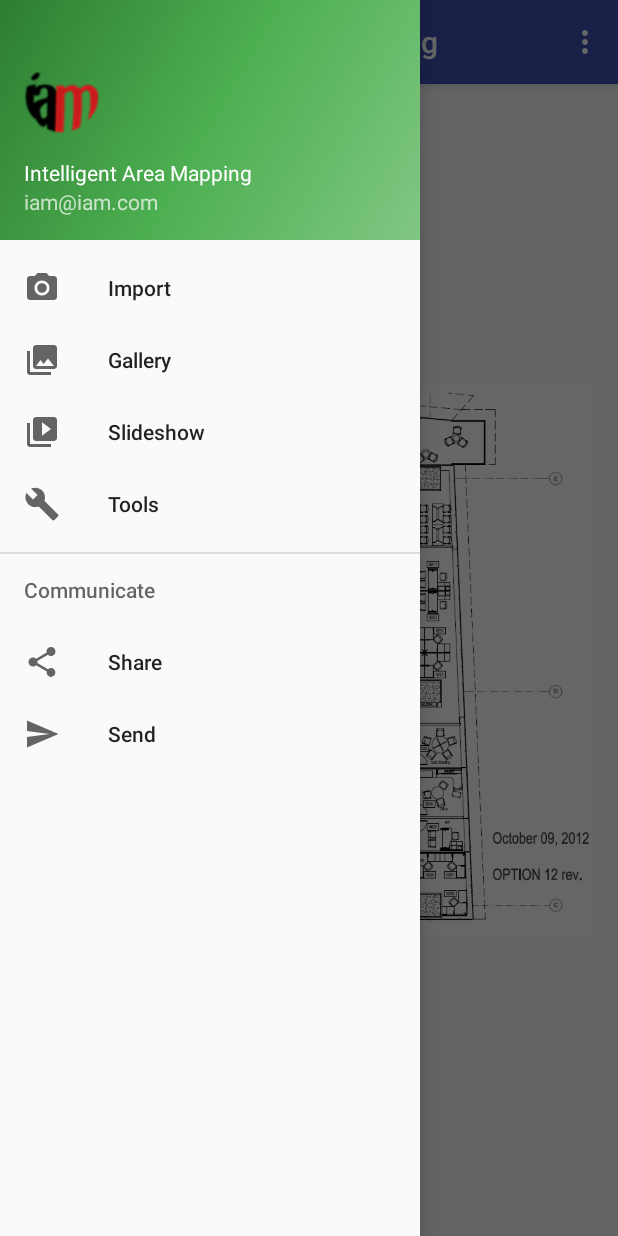
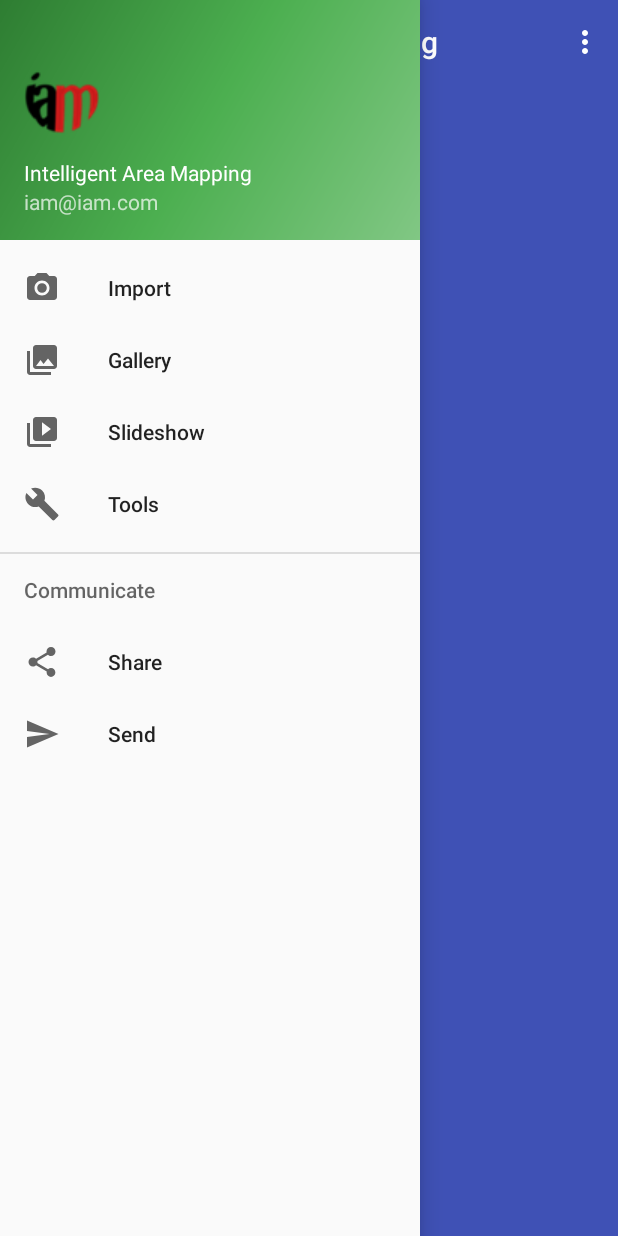
Before and after one commit to safejrz/IntelligentAreaMapping, an Android app: the screen it shows after launch (MainActivity), with the side drawer open, on a phone screen of 412 x 824 dp. Run offline under Robolectric (Android 15) with nearby library versions, the phone set to English and light mode, and no system bars; libraries missing offline, so code that uses them is left out: com.kontakt.sdk; 1 statement that could not run was skipped.

```diff
--- a/app/src/main/java/com/iam/intelligentareamapping/MainActivity.java
+++ b/app/src/main/java/com/iam/intelligentareamapping/MainActivity.java
@@ -1,6 +1,7 @@
 package com.iam.intelligentareamapping;
 
 import android.app.Activity;
+import android.app.FragmentManager;
 import android.bluetooth.BluetoothAdapter;
 import android.content.Intent;
 import android.os.Bundle;
@@ -44,8 +45,8 @@ public class MainActivity extends AppCompatActivity
         drawer.setDrawerListener(toggle);
         toggle.syncState();
 
-        //FragmentManager fragmentManager = getFragmentManager();
-        //fragmentManager.beginTransaction().replace(R.id.content_frame, FragmentBlank.getInstance()).commit();
+        FragmentManager fragmentManager = getFragmentManager();
+        fragmentManager.beginTransaction().replace(R.id.content_frame, FragmentBlank.getInstance()).commit();
 
         NavigationView navigationView = (NavigationView) findViewById(R.id.nav_view);
         navigationView.setNavigationItemSelectedListener(this);
--- a/app/src/main/res/layout/activity_main.xml
+++ b/app/src/main/res/layout/activity_main.xml
@@ -8,8 +8,22 @@
     android:fitsSystemWindows="true"
     tools:openDrawer="start">
 
-    <include
-        layout="@layout/app_bar_main"
+    <android.support.design.widget.AppBarLayout
+        android:layout_width="match_parent"
+        android:layout_height="wrap_content"
+        android:theme="@style/AppTheme.AppBarOverlay">
+
+        <android.support.v7.widget.Toolbar
+            android:id="@+id/toolbar"
+            android:layout_width="match_parent"
+            android:layout_height="?attr/actionBarSize"
+            android:background="?attr/colorPrimary"
+            app:popupTheme="@style/AppTheme.PopupOverlay" />
+
+    </android.support.design.widget.AppBarLayout>
+
+    <FrameLayout
+        android:id="@+id/content_frame"
         android:layout_width="match_parent"
         android:layout_height="match_parent" />
 
--- a/app/src/main/res/layout/app_bar_main.xml
+++ b/app/src/main/res/layout/app_bar_main.xml
@@ -7,20 +7,6 @@
     android:fitsSystemWindows="true"
     tools:context="com.iam.intelligentareamapping.MainActivity">
 
-    <android.support.design.widget.AppBarLayout
-        android:layout_width="match_parent"
-        android:layout_height="wrap_content"
-        android:theme="@style/AppTheme.AppBarOverlay">
-
-        <android.support.v7.widget.Toolbar
-            android:id="@+id/toolbar"
-            android:layout_width="match_parent"
-            android:layout_height="?attr/actionBarSize"
-            android:background="?attr/colorPrimary"
-            app:popupTheme="@style/AppTheme.PopupOverlay" />
-
-    </android.support.design.widget.AppBarLayout>
-
     <include layout="@layout/content_main" />
 
 </android.support.design.widget.CoordinatorLayout>
```
